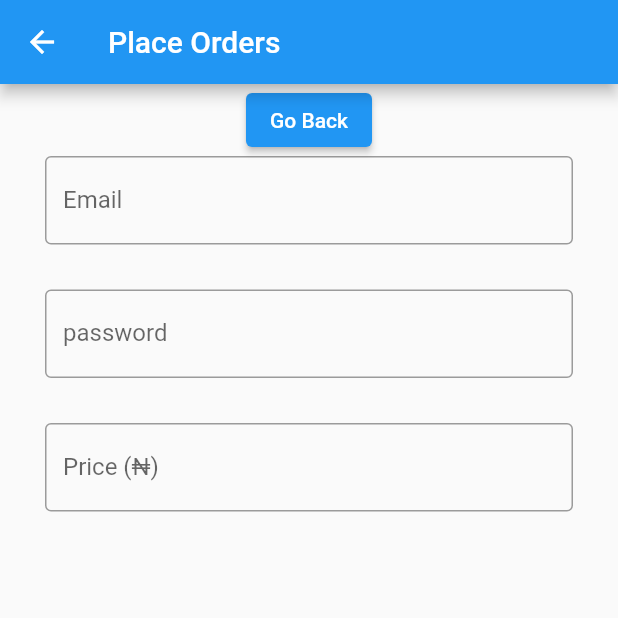
After one commit to Godswill-Azubike/ilundary, a Flutter app: the screen it shows after launch, after a tap on "Place Order", on a phone screen of 412 x 824 dp, the top half of it. The commit adds this screen. Run offline on Flutter 3.47's test engine with Material 2 defaults, Android fonts, the phone set to English and light mode, and no system bars.

Commit message:
last class about textfield

```diff
--- /dev/null
+++ b/lib/home_screen.dart
@@ -0,0 +1,146 @@
+import 'package:flutter/material.dart';
+import 'package:ilundary/place_order.dart';
+
+class HomeScreen extends StatefulWidget {
+  const HomeScreen({Key? key}) : super(key: key);
+
+  @override
+  State<HomeScreen> createState() => _HomeScreenState();
+}
+
+class _HomeScreenState extends State<HomeScreen> {
+  @override
+  Widget build(BuildContext context) {
+    return Scaffold(
+      appBar: AppBar(
+        centerTitle: true,
+        title: const Text("iLundary"),
+      ),
+      drawer: const Drawer(),
+      body: Column(
+        children: <Widget>[
+          const SizedBox(height: 20.5),
+          // first text widget
+          const Center(
+            child: Text(
+              "My Lundary Data",
+              style: TextStyle(fontSize: 25.0, fontWeight: FontWeight.w800, color: Colors.blue),
+            ),
+          ),
+
+          // container widget that has a center widget inside
+          const MyOrder(),
+
+          // row widget that has two containers
+          Row(
+            children: const [
+              SizedBox(width: 25.0),
+              StatData(
+                textdata: "42 \nCompleted",
+                customColor: Colors.purple,
+              ),
+              SizedBox(width: 25.0),
+              StatData(
+                textdata: "20 \nPending",
+                customColor: Colors.pink,
+              ),
+            ],
+          ),
+
+          // stack widget that has a column containing container with center widget
+          Stack(
+            children: [
+              Container(
+                width: double.infinity,
+                color: Colors.blue,
+                padding: const EdgeInsets.all(25.0),
+                margin: const EdgeInsets.only(left: 25.0, top: 30.0, right: 25.0),
+                child: Column(
+                  children: [
+                    GestureDetector(
+                      onTap: () {
+                        Navigator.push(
+                          context,
+                          MaterialPageRoute(builder: (context) => const PlaceOrder()),
+                        );
+                      },
+                      child: const StackBtn(customColor: Colors.teal, text: "Place Order"),
+                    ),
+                    const SizedBox(height: 10.0),
+                    const StackBtn(customColor: Colors.red, text: "Exit"),
+                  ],
+                ),
+              )
+            ],
+          )
+        ],
+      ),
+    );
+  }
+}
+
+class MyOrder extends StatelessWidget {
+  const MyOrder({Key? key}) : super(key: key);
+
+  @override
+  Widget build(BuildContext context) {
+    return Container(
+      margin: const EdgeInsets.only(top: 30.0, left: 25.0, right: 25.0),
+      height: 150.0,
+      width: double.infinity,
+      color: Colors.blue,
+      child: Center(
+        child: Text(
+          "My Orders".toUpperCase(),
+          style: const TextStyle(
+            color: Colors.white,
+            fontSize: 25.0,
+          ),
+        ),
+      ),
+    );
+  }
+}
+
+class StatData extends StatelessWidget {
+  const StatData({super.key, required this.textdata, required this.customColor});
+  final String textdata;
+  final Color customColor;
+  @override
+  Widget build(BuildContext context) {
+    return Container(
+      height: 100,
+      width: 175.0,
+      margin: const EdgeInsets.only(top: 30.0),
+      color: customColor,
+      child: Center(
+        child: Text(
+          textdata,
+          textAlign: TextAlign.center,
+          style: const TextStyle(color: Colors.white),
+        ),
+      ),
+    );
+  }
+}
+
+class StackBtn extends StatelessWidget {
+  const StackBtn({super.key, required this.customColor, required this.text});
+  final Color customColor;
+  final String text;
+  @override
+  Widget build(BuildContext context) {
+    return Container(
+      height: 60,
+      width: double.infinity,
+      color: customColor,
+      child: Center(
+        child: Text(
+          text,
+          textAlign: TextAlign.center,
+          style: const TextStyle(color: Colors.white),
+        ),
+      ),
+    );
+  }
+}
--- /dev/null
+++ b/lib/place_order.dart
@@ -0,0 +1,79 @@
+import 'package:flutter/material.dart';
+
+class PlaceOrder extends StatefulWidget {
+  const PlaceOrder({Key? key}) : super(key: key);
+
+  @override
+  State<PlaceOrder> createState() => _PlaceOrderState();
+}
+
+class _PlaceOrderState extends State<PlaceOrder> {
+  @override
+  Widget build(BuildContext context) {
+    return Scaffold(
+      appBar: AppBar(title: const Text("Place Orders")),
+      body: SafeArea(
+        child: Column(
+          children: [
+            ElevatedButton(
+              onPressed: () {
+                Navigator.pop(context);
+              },
+              child: const Text("Go Back"),
+            ),
+            // textField
+
+            const Padding(
+              padding: EdgeInsets.only(left: 30, right: 30),
+              child: TextField(
+                decoration: InputDecoration(
+                  border: OutlineInputBorder(),
+                  labelText: "Email",
+                  hintText: 'e.g godswill@gmail.com',
+                ),
+              ),
+            ),
+
+            const SizedBox(height: 30),
+            // TextFormField
+
+            Padding(
+              padding: const EdgeInsets.only(left: 30, right: 30),
+              child: TextFormField(
+                obscureText: true,
+                decoration: const InputDecoration(
+                  border: OutlineInputBorder(),
+                  labelText: "password",
+                  // prefixIcon: Icon(Icons.key),
+                  prefix: Text(
+                    "₦   ",
+                    style: TextStyle(color: Colors.blue, fontWeight: FontWeight.bold),
+                  ),
+                ),
+              ),
+            ),
+
+            const SizedBox(height: 30),
+            // TextFormField
+
+            Padding(
+              padding: const EdgeInsets.only(left: 30, right: 30),
+              child: TextFormField(
+                keyboardType: TextInputType.number,
+                decoration: const InputDecoration(
+                  border: OutlineInputBorder(),
+                  labelText: "Price (₦)",
+                  hintText: "0.00",
+                  prefix: Text(
+                    "₦   ",
+                    style: TextStyle(color: Colors.blue, fontWeight: FontWeight.bold),
+                  ),
+                ),
+              ),
+            )
+          ],
+        ),
+      ),
+    );
+  }
+}
```
Also changed, not shown: lib/main.dart (+3 -125 lines).
